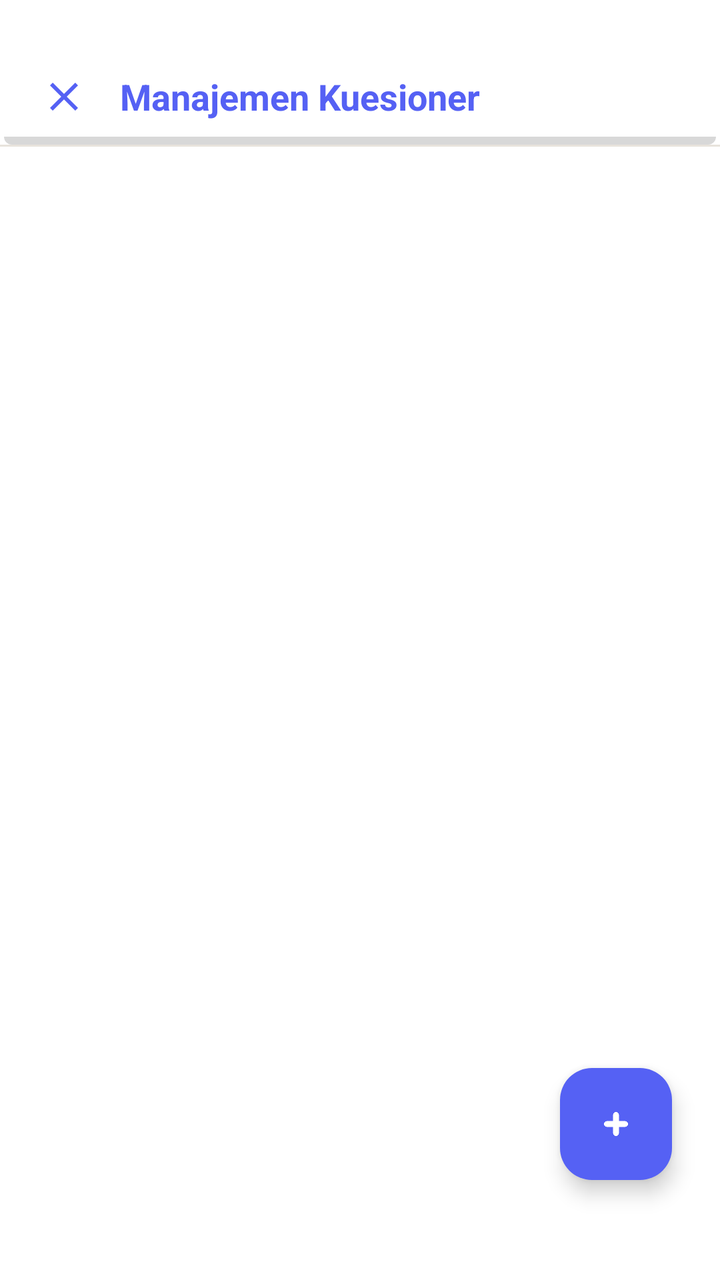
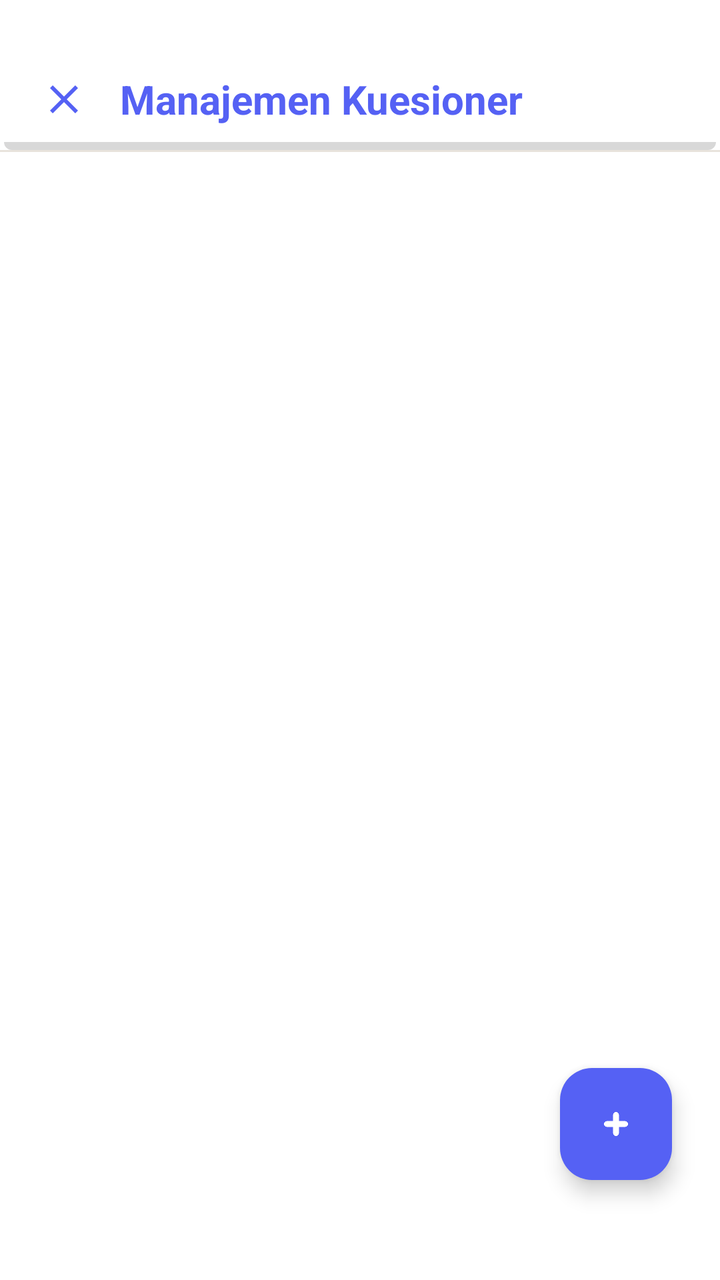

An Android layout rendered at two revisions. The XML below is the earlier revision; the diff shows what the commit changed to produce the second picture.
<!-- AndroidManifest.xml: application theme Theme.BkNova -->
<!-- res/layout/fragment_daftar_kuesioner_bk.xml -->
<?xml version="1.0" encoding="utf-8"?>
<androidx.constraintlayout.widget.ConstraintLayout xmlns:android="http://schemas.android.com/apk/res/android"
    xmlns:app="http://schemas.android.com/apk/res-auto"
    android:layout_width="match_parent"
    android:layout_height="match_parent"
    android:background="@color/white">

    
    <androidx.constraintlayout.widget.ConstraintLayout
        android:id="@+id/header"
        android:layout_width="match_parent"
        android:layout_height="wrap_content"
        android:paddingTop="36dp"
        android:paddingBottom="12dp"
        android:paddingHorizontal="20dp"
        android:background="@drawable/bg_header"
        app:layout_constraintTop_toTopOf="parent">

        <ImageView
            android:id="@+id/btn_back_kuesioner"
            android:layout_width="24dp"
            android:layout_height="24dp"
            android:src="@drawable/ic_close"
            app:layout_constraintBottom_toBottomOf="parent"
            app:layout_constraintStart_toStartOf="parent"
            app:layout_constraintTop_toTopOf="parent"
            app:tint="@color/brand_primary"
            android:clickable="true"
            android:focusable="true"
            android:background="?attr/selectableItemBackgroundBorderless" />

        <TextView
            android:layout_width="wrap_content"
            android:layout_height="wrap_content"
            android:layout_marginStart="16dp"
            android:text="Manajemen Kuesioner"
            android:textColor="@color/brand_primary"
            android:textSize="18sp"
            android:textStyle="bold"
            app:layout_constraintBottom_toBottomOf="parent"
            app:layout_constraintStart_toEndOf="@id/btn_back_kuesioner"
            app:layout_constraintTop_toTopOf="parent" />

    </androidx.constraintlayout.widget.ConstraintLayout>

    <View
        android:id="@+id/divider_header"
        android:layout_width="match_parent"
        android:layout_height="1dp"
        android:background="@color/divider_color"
        app:layout_constraintTop_toBottomOf="@id/header" />

    <androidx.recyclerview.widget.RecyclerView
        android:id="@+id/rv_kuesioner"
        android:layout_width="match_parent"
        android:layout_height="0dp"
        android:padding="16dp"
        android:clipToPadding="false"
        app:layout_constraintBottom_toBottomOf="parent"
        app:layout_constraintTop_toBottomOf="@id/divider_header" />

    <com.google.android.material.floatingactionbutton.FloatingActionButton
        android:id="@+id/fab_add_kuesioner"
        android:layout_width="wrap_content"
        android:layout_height="wrap_content"
        android:layout_marginEnd="24dp"
        android:layout_marginBottom="50dp"
        android:src="@drawable/img_16"
        app:tint="@color/white"
        app:backgroundTint="@color/brand_primary"
        app:elevation="6dp"
        app:layout_constraintBottom_toBottomOf="parent"
        app:layout_constraintEnd_toEndOf="parent" />

</androidx.constraintlayout.widget.ConstraintLayout>
<!-- resources referenced by this layout -->
<resources>
  <color name="brand_primary">#5561F4</color>
  <color name="divider_color">#E8E3DC</color>
  <color name="white">#FFFFFFFF</color>
  <!-- drawable bg_header (drawable) -->
  <?xml version="1.0" encoding="utf-8"?>
  <layer-list xmlns:android="http://schemas.android.com/apk/res/android">
  
      
      <item
          android:left="2dp"
          android:right="2dp"
          android:top="4dp">
          <shape android:shape="rectangle">
              <solid android:color="#27000000"/>
              <corners android:radius="4dp" />
          </shape>
      </item>
  
      
      <item
          android:right="0dp"
          android:bottom="4dp">
          <shape android:shape="rectangle">
              <solid android:color="#FFFFFF" />
          </shape>
      </item>
  
  </layer-list>
  <!-- drawable ic_close (drawable) -->
  <vector xmlns:android="http://schemas.android.com/apk/res/android"
      android:width="24dp"
      android:height="24dp"
      android:viewportWidth="24"
      android:viewportHeight="24">
      <path
          android:fillColor="#FF000000"
          android:pathData="M19,6.41L17.59,5L12,10.59L6.41,5L5,6.41L10.59,12L5,17.59L6.41,19L12,13.41L17.59,19L19,17.59L13.41,12L19,6.41Z" />
  </vector>
  <style name="Theme.BkNova" parent="Base.Theme.BkNova" />
  <style name="Base.Theme.BkNova" parent="Theme.Material3.Light.NoActionBar">
  
          
          <item name="colorPrimary">@color/brand_primary</item>
          <item name="colorOnPrimary">@color/white</item>
          <item name="colorPrimaryContainer">@color/brand_soft</item>
          <item name="colorOnPrimaryContainer">@color/text_color_primary</item>
  
          <item name="colorSecondary">@color/accent_pink</item>
          
          <item name="colorOnSecondary">@color/text_color_primary</item>
          <item name="colorSecondaryContainer">@color/accent_pink_soft</item>
          <item name="colorOnSecondaryContainer">@color/text_color_primary</item>
  
          <item name="colorTertiary">@color/accent_peach</item>
          <item name="colorOnTertiary">@color/text_color_primary</item>
          <item name="colorTertiaryContainer">@color/accent_peach_soft</item>
          <item name="colorOnTertiaryContainer">@color/text_color_primary</item>
  
          <item name="colorSurface">@color/white</item>
          <item name="colorOnSurface">@color/text_color_primary</item>
          <item name="colorSurfaceVariant">@color/background_cream</item>
          <item name="colorOnSurfaceVariant">@color/text_color_secondary</item>
          <item name="android:colorBackground">@color/background_cream</item>
          <item name="colorOnBackground">@color/text_color_primary</item>
  
          <item name="colorOutline">@color/divider_color</item>
          <item name="colorOutlineVariant">@color/divider_color</item>
  
          <item name="colorError">@color/red_text</item>
          <item name="colorOnError">@color/white</item>
          <item name="colorErrorContainer">@color/red_light</item>
          <item name="colorOnErrorContainer">@color/red_text</item>
  
          <item name="android:windowBackground">@color/background_cream</item>
  
          
          <item name="android:statusBarColor">@android:color/transparent</item>
          <item name="android:navigationBarColor">@android:color/transparent</item>
          <item name="android:windowLightStatusBar">true</item>
          
          <item name="android:enforceNavigationBarContrast" tools:targetApi="q">false</item>
          <item name="android:enforceStatusBarContrast" tools:targetApi="q">false</item>
      </style>
  <color name="brand_soft">#F0E6FC</color>
  <color name="text_color_primary">#2A1E33</color>
  <color name="accent_pink">#FF7FAF</color>
  <color name="accent_pink_soft">#FFECF3</color>
  <color name="accent_peach">#FFC6BF</color>
  <color name="accent_peach_soft">#FFE8E5</color>
  <color name="background_cream">#F8F7F2</color>
  <color name="text_color_secondary">#6B5E75</color>
  <color name="red_text">#DC2626</color>
  <color name="red_light">#FEE2E2</color>
  <!-- unchanged entries left out for length: 1 -->
</resources>

<!-- the commit's change to res/layout/fragment_daftar_kuesioner_bk.xml (unified diff, before → after) -->
@@ -35,7 +35,7 @@
             android:layout_marginStart="16dp"
             android:text="Manajemen Kuesioner"
             android:textColor="@color/brand_primary"
-            android:textSize="18sp"
+            android:textSize="20sp"
             android:textStyle="bold"
             app:layout_constraintBottom_toBottomOf="parent"
             app:layout_constraintStart_toEndOf="@id/btn_back_kuesioner"
@@ -56,6 +56,7 @@
         android:layout_height="0dp"
         android:padding="16dp"
         android:clipToPadding="false"
+        android:layoutAnimation="@anim/layout_animation_slide_right"
         app:layout_constraintBottom_toBottomOf="parent"
         app:layout_constraintTop_toBottomOf="@id/divider_header" />
 
